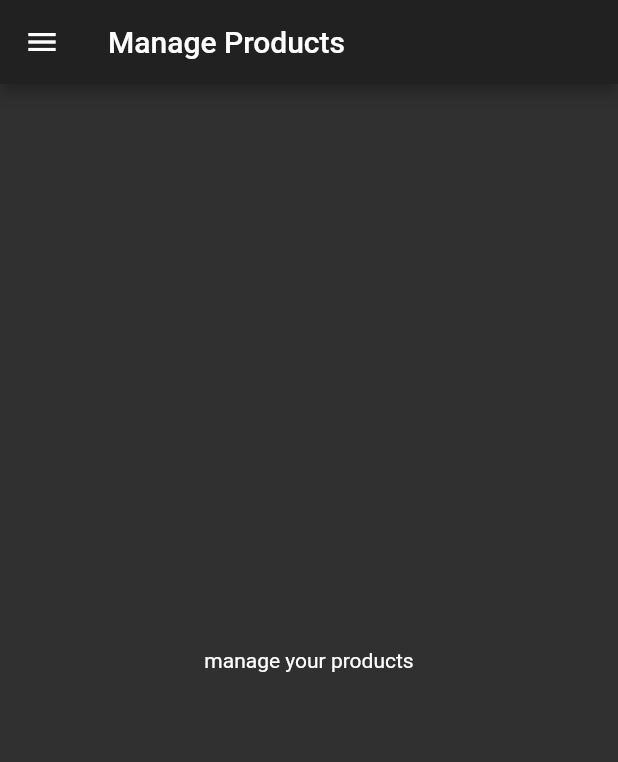
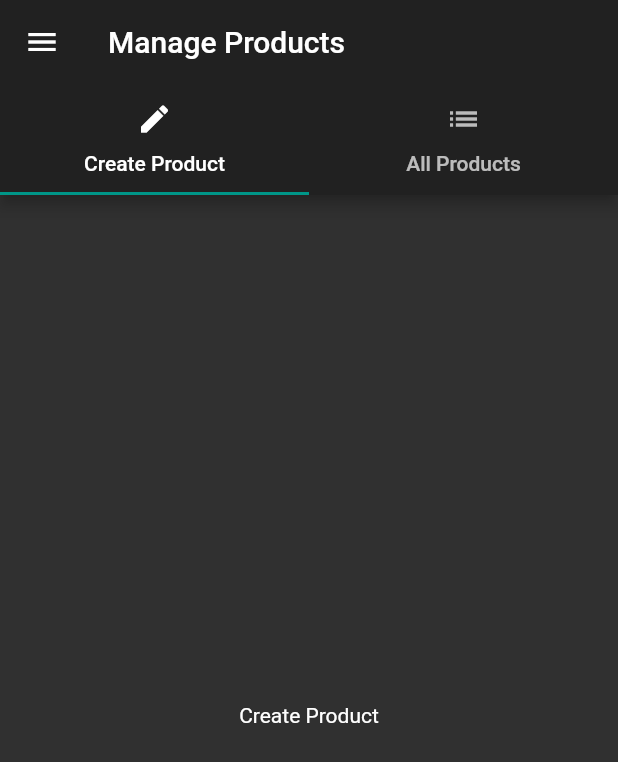
Before and after one commit to vijay0405/flutter_listing_codeAlong, a Flutter app: the ProductAdminPage screen opened directly, on a phone screen of 412 x 824 dp. Shown: the top 762 px of the screen. Run offline on Flutter 3.47's test engine with Material 2 defaults, Android fonts, the phone set to English and light mode, and no system bars.

Commit message:
Added tabs in manage products page

```diff
--- a/lib/pages/productAdmin.dart
+++ b/lib/pages/productAdmin.dart
@@ -1,11 +1,15 @@
 import 'package:flutter/material.dart';
 
 import './products.dart';
+import './productList.dart';
+import './productCreate.dart';
 
 class ProductAdminPage extends StatelessWidget {
   @override
   Widget build(BuildContext context) {
-    return Scaffold(
+    return DefaultTabController(
+      length: 2,
+      child: Scaffold(
           drawer: Drawer(
             child: Column(
               children: <Widget>[
@@ -27,7 +31,26 @@ class ProductAdminPage extends StatelessWidget {
           ),
           appBar: AppBar(
             title: Text('Manage Products'),
+            bottom: TabBar(
+              tabs: <Widget>[
+                Tab(
+                  icon: Icon(Icons.create),
+                  text: "Create Product",
                 ),
-        body:Center(child: Text("manage your products"),));
+                Tab(
+                  icon: Icon(Icons.list),
+                  text: "All Products",
+                )
+              ],
+            ),
+          ),
+          body: TabBarView(
+            children: <Widget>[
+              ProductCreatePage(),
+              ProductListPage()
+            ],
+          )
+          ),
+    );
   }
 }
--- /dev/null
+++ b/lib/pages/productCreate.dart
@@ -0,0 +1,9 @@
+import 'package:flutter/material.dart';
+
+class ProductCreatePage extends StatelessWidget {
+  @override
+  Widget build(BuildContext context) {
+    // TODO: implement build
+    return Center(child: Text("Create Product"),);
+  }
+}
--- /dev/null
+++ b/lib/pages/productList.dart
@@ -0,0 +1,9 @@
+import 'package:flutter/material.dart';
+
+class ProductListPage extends StatelessWidget {
+  @override
+  Widget build(BuildContext context) {
+    // TODO: implement build
+    return Center(child: Text("All Products"),);
+  }
+}
```
Lines whose indentation alone changed are shown as unchanged.
